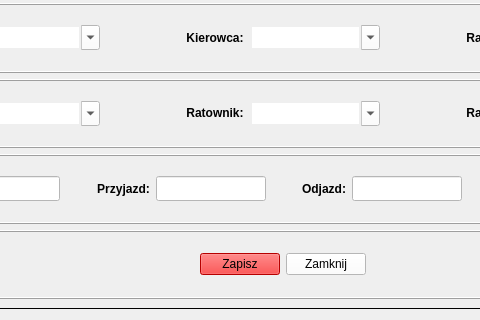
Qt form ui/wyjazd_details.ui (OskiKonn/OSP-PANEL) before a commit; both pictures show x 126 to 606 and y 242 to 562 of the 818 by 562 pixel window.
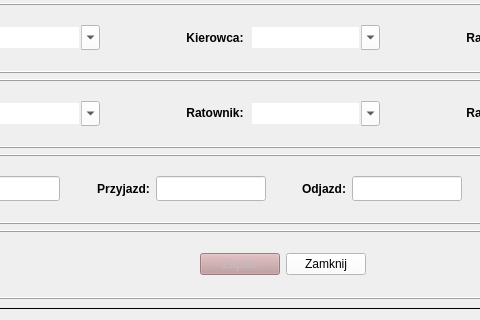
The same form after that commit.

Diff of the .ui file:
```diff
--- a/ui/wyjazd_details.ui
+++ b/ui/wyjazd_details.ui
@@ -1010,6 +1010,9 @@
          </item>
          <item>
           <widget class="QPushButton" name="saveBtn">
+           <property name="enabled">
+            <bool>false</bool>
+           </property>
            <property name="focusPolicy">
             <enum>Qt::ClickFocus</enum>
            </property>
@@ -1017,7 +1020,7 @@
             <bool>false</bool>
            </property>
            <property name="styleSheet">
-            <string notr="true">background:red</string>
+            <string notr="true">background:#bd979a</string>
            </property>
            <property name="text">
             <string>Zapisz</string>
```
